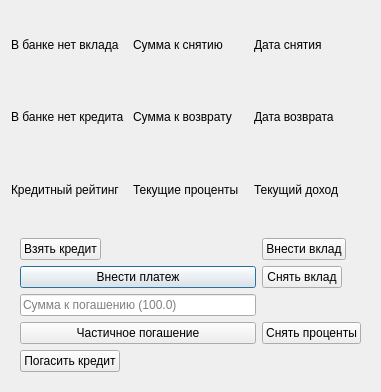
Before: the Qt Designer form UI template/bank.ui in nevskyforever/nfprogress, drawn with Qt 5.
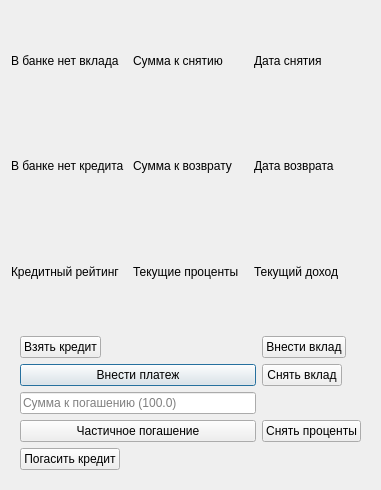
After: the same form once the commit is applied.

Commit message: Исправлены размеры банковских окон

Diff of the .ui file:
```diff
--- a/UI template/bank.ui
+++ b/UI template/bank.ui
@@ -7,7 +7,7 @@
     <x>0</x>
     <y>0</y>
     <width>381</width>
-    <height>392</height>
+    <height>490</height>
    </rect>
   </property>
   <property name="minimumSize">
```
The commit also changes 2 other files.
